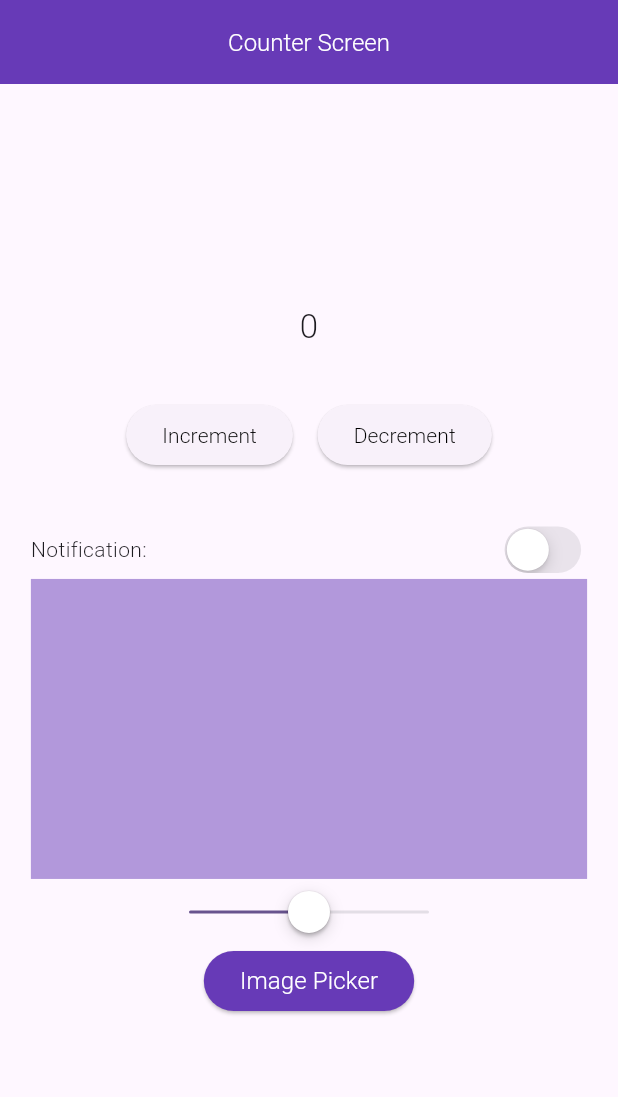
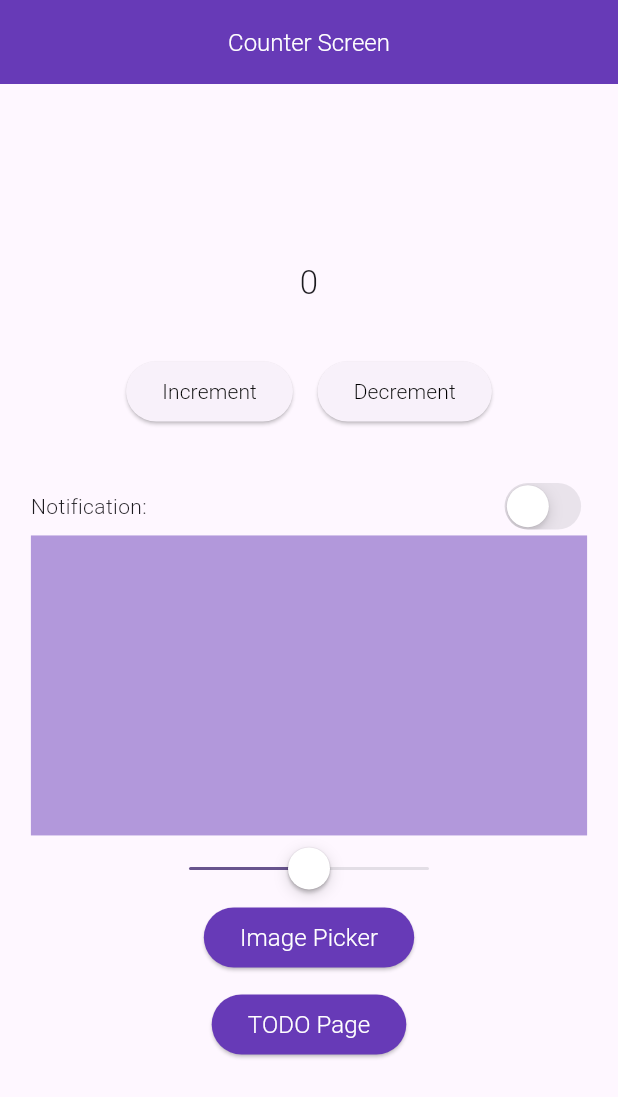
Before and after one commit to AjmianurRahman/Bloc-RoadMap, a Flutter app: the screen it shows after launch, on a phone screen of 412 x 824 dp. Shown: the top 1097 px of the screen. Run offline on Flutter 3.47's test engine with Material 3 defaults, Android fonts, the phone set to English and light mode, and no system bars; our stand-ins replace bloc, equatable, flutter_bloc, image_picker.

```diff
--- /dev/null
+++ b/lib/Bloc/todo/to_do_bloc.dart
@@ -0,0 +1,27 @@
+import 'package:bloc/bloc.dart';
+import 'package:equatable/equatable.dart';
+
+part 'to_do_event.dart';
+
+part 'to_do_state.dart';
+
+class ToDoBloc extends Bloc<ToDoEvent, ToDoState> {
+
+  final List<String> todosList= [];
+  ToDoBloc() : super(const ToDoState()) {
+    on<AddToDoEvents>(_addTodoEvent);
+
+    on<RemoveToDoEvents>(_removeTodoEvent);
+  }
+
+  void _addTodoEvent(AddToDoEvents event, Emitter<ToDoState> emit) {
+    todosList.add(event.task);
+    emit(state.copyWith(todoList: List.from(todosList)));
+  }
+
+  void _removeTodoEvent(RemoveToDoEvents event, Emitter<ToDoState> emit) {
+    todosList.remove(event.task);
+    emit(state.copyWith(todoList: List.from(todosList)));
+  }
+
+}
--- /dev/null
+++ b/lib/Bloc/todo/to_do_event.dart
@@ -0,0 +1,26 @@
+part of 'to_do_bloc.dart';
+
+sealed class ToDoEvent extends Equatable {
+  const ToDoEvent();
+
+  @override
+  List<Object> get props => [];
+}
+
+class AddToDoEvents extends ToDoEvent{
+
+  final String task;
+  const AddToDoEvents({required this.task });
+
+  @override
+  List<Object> get props => [task];
+}
+
+
+class RemoveToDoEvents extends ToDoEvent{
+  final Object task;
+  const RemoveToDoEvents({required this.task });
+
+  @override
+  List<Object> get props => [task];
+}
--- /dev/null
+++ b/lib/Bloc/todo/to_do_state.dart
@@ -0,0 +1,16 @@
+part of 'to_do_bloc.dart';
+
+final class ToDoState extends Equatable {
+  final List<String> todoList;
+
+  const ToDoState({
+    this.todoList = const []
+  });
+
+  ToDoState copyWith({List<String>? todoList}){
+return ToDoState(todoList:  todoList ?? this.todoList);
+}
+
+  @override
+  List<Object> get props => [todoList];
+}
--- a/lib/Ui/counter_screen.dart
+++ b/lib/Ui/counter_screen.dart
@@ -5,6 +5,7 @@ import 'package:block_roadmap/Bloc/image%20picker/image_picker_screen.dart';
 import 'package:block_roadmap/Bloc/switch%20bloc/switch_bloc.dart';
 import 'package:block_roadmap/Bloc/switch%20bloc/switch_event.dart';
 import 'package:block_roadmap/Bloc/switch%20bloc/switch_state.dart';
+import 'package:block_roadmap/Bloc/todo/to_do_screen.dart';
 import 'package:block_roadmap/Components/text300.dart';
 import 'package:flutter/cupertino.dart';
 import 'package:flutter/material.dart';
@@ -85,10 +86,9 @@ class _CounterScreenState extends State<CounterScreen> {
                 children: [
                   Text300(text: 'Notification:', fontSize: 14),
                   BlocBuilder<SwitchBloc, SwitchState>(
-                    buildWhen: (previous, current){
+                      buildWhen: (previous, current) {
                     return previous.isSwitch != current.isSwitch;
-                    },
-                      builder: (context, state) {
+                  }, builder: (context, state) {
                     return CupertinoSwitch(
                         value: state.isSwitch,
                         onChanged: (newValue) {
@@ -102,7 +102,8 @@ class _CounterScreenState extends State<CounterScreen> {
             ),
 
             BlocBuilder<SwitchBloc, SwitchState>(
-              buildWhen: (previous, current)=> previous.slider != current.slider,
+                buildWhen: (previous, current) =>
+                    previous.slider != current.slider,
                 builder: (context, state) {
                   return Container(
                     width: MediaQuery.of(context).size.width * 0.9,
@@ -112,22 +113,49 @@ class _CounterScreenState extends State<CounterScreen> {
                 }),
 
             BlocBuilder<SwitchBloc, SwitchState>(
-                buildWhen: (previous, current)=> previous.slider != current.slider,
+                buildWhen: (previous, current) =>
+                    previous.slider != current.slider,
                 builder: (context, state) {
                   return CupertinoSlider(
                       value: state.slider,
                       onChanged: (value) {
-                    context.read<SwitchBloc>().add(SliderEvent(slider: value));
+                        context
+                            .read<SwitchBloc>()
+                            .add(SliderEvent(slider: value));
                       });
                 }),
 
             ElevatedButton(
-              style: ElevatedButton.styleFrom(
-                backgroundColor: Colors.deepPurple
+              style:
+                  ElevatedButton.styleFrom(backgroundColor: Colors.deepPurple),
+              onPressed: () {
+                Navigator.push(
+                    context,
+                    MaterialPageRoute(
+                        builder: (context) => ImagePickerScreen()));
+              },
+              child: Text300(
+                text: 'Image Picker',
+                fontSize: 16,
+                color: Colors.white,
               ),
-              onPressed: (){
-Navigator.push(context, MaterialPageRoute(builder: (context)=>ImagePickerScreen()));
-            }, child: Text300(text: 'Image Picker', fontSize: 16, color: Colors.white,),)
+            ),
+            SizedBox(height: 10,),
+            ElevatedButton(
+              style:
+                  ElevatedButton.styleFrom(backgroundColor: Colors.deepPurple),
+              onPressed: () {
+                Navigator.push(
+                    context,
+                    MaterialPageRoute(
+                        builder: (context) => ToDoScreen()));
+              },
+              child: Text300(
+                text: 'TODO Page',
+                fontSize: 16,
+                color: Colors.white,
+              ),
+            ),
           ],
         ),
       ),
--- a/lib/main.dart
+++ b/lib/main.dart
@@ -1,6 +1,7 @@
 import 'package:block_roadmap/Bloc/counter/counter_bloc.dart';
 import 'package:block_roadmap/Bloc/image%20picker/image_picker_bloc.dart';
 import 'package:block_roadmap/Bloc/switch%20bloc/switch_bloc.dart';
+import 'package:block_roadmap/Bloc/todo/to_do_bloc.dart';
 import 'package:block_roadmap/Ui/counter_screen.dart';
 import 'package:block_roadmap/utils/image_picker_utils.dart';
 import 'package:flutter/material.dart';
@@ -20,7 +21,8 @@ class MyApp extends StatelessWidget {
       providers: [
         BlocProvider(create: (_) => CounterBloc()),
         BlocProvider(create: (context) => SwitchBloc()),
-        BlocProvider(create: (context)=> ImagePickerBloc(ImagePickerUtils()))
+        BlocProvider(create: (context)=> ImagePickerBloc(ImagePickerUtils())),
+        BlocProvider(create: (context)=> ToDoBloc()),
       ],
       child: MaterialApp(
         title: 'Flutter Demo',
```
Also changed, not shown: lib/Bloc/todo/to_do_screen.dart (added, +68 -0 lines). Lines whose indentation alone changed are shown as unchanged.
